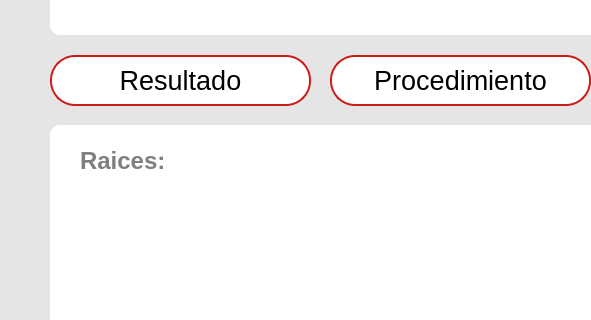
Old version of the form form.ui in the repository JCarlos-GM/mathroots; both pictures show x 0 to 591 and y 115 to 435 of the 1280 by 800 pixel window.
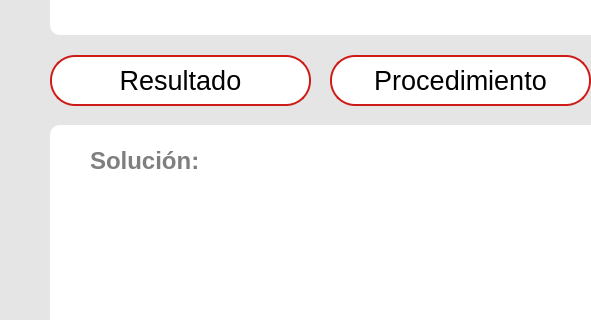
New version of the form. The open tabs and pages were chosen to show the change. Icons and pictures are not drawn.

What changed in the file:
```diff
--- a/form.ui
+++ b/form.ui
@@ -7437,7 +7437,7 @@
           <widget class="QLabel" name="label">
            <property name="geometry">
             <rect>
-             <x>20</x>
+             <x>30</x>
              <y>10</y>
              <width>421</width>
              <height>31</height>
@@ -7919,7 +7919,7 @@
             </font>
            </property>
            <property name="text">
-            <string>Raices:</string>
+            <string>Solución:</string>
            </property>
           </widget>
           <widget class="QTextEdit" name="result_roots">
```
Left out of the diff: 5 changed lines with no effect on the pictures.
